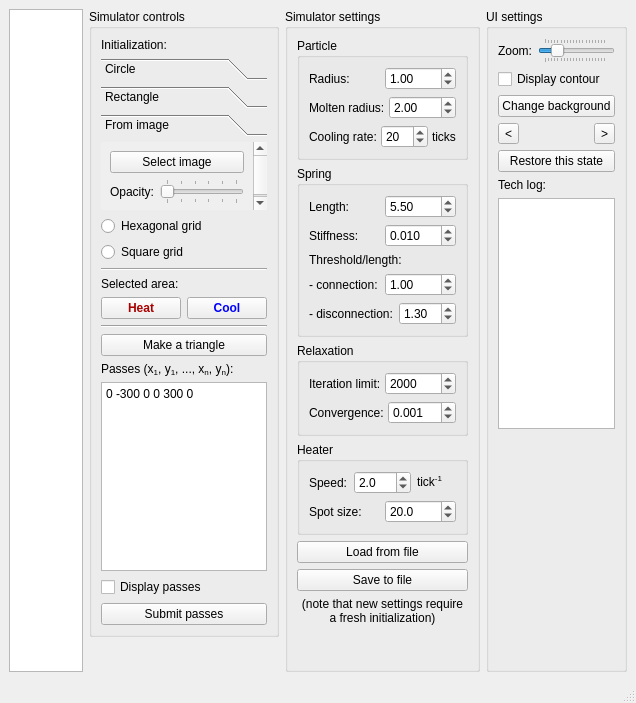
Before: the Qt Designer form simulator/ui/mainwindow.ui in dantrag/spring_simulator, drawn with Qt 5.
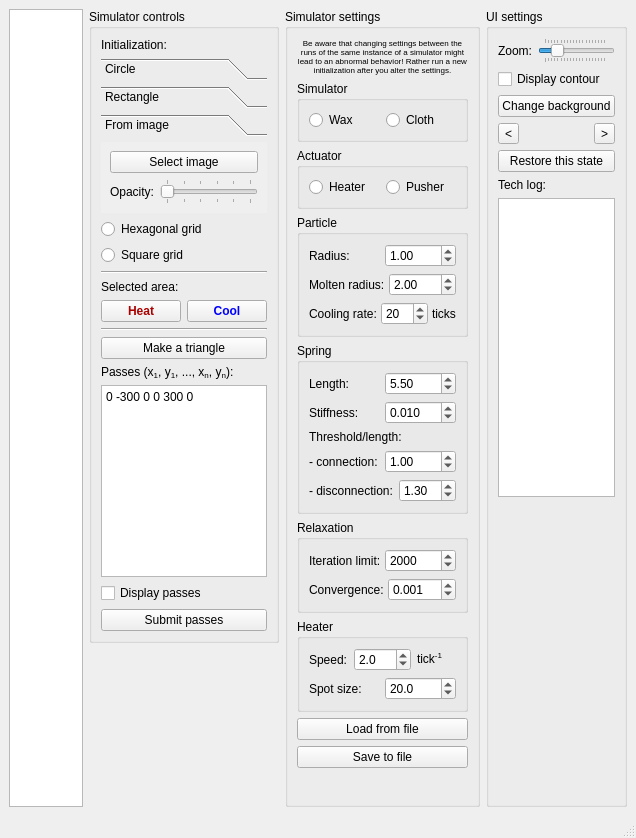
After: the same form once the commit is applied.

Commit message: Simulator polymorphism refactoring: Completed transition

What changed in the file:
```diff
--- a/simulator/ui/mainwindow.ui
+++ b/simulator/ui/mainwindow.ui
@@ -7,7 +7,7 @@
     <x>0</x>
     <y>0</y>
     <width>636</width>
-    <height>703</height>
+    <height>838</height>
    </rect>
   </property>
   <property name="windowTitle">
@@ -249,7 +249,7 @@
              <rect>
               <x>0</x>
               <y>0</y>
-              <width>154</width>
+              <width>168</width>
               <height>73</height>
              </rect>
             </property>
@@ -508,6 +508,82 @@
        <string>Simulator settings</string>
       </property>
       <layout class="QVBoxLayout" name="layout5">
+       <item>
+        <widget class="QLabel" name="static30">
+         <property name="font">
+          <font>
+           <pointsize>6</pointsize>
+          </font>
+         </property>
+         <property name="text">
+          <string>&lt;html&gt;&lt;head/&gt;&lt;body&gt;&lt;p&gt;Be aware that changing settings between the runs of the same instance of a simulator might lead to an abnormal behavior! Rather run a new initialization after you alter the settings.&lt;/p&gt;&lt;/body&gt;&lt;/html&gt;</string>
+         </property>
+         <property name="alignment">
+          <set>Qt::AlignCenter</set>
+         </property>
+         <property name="wordWrap">
+          <bool>true</bool>
+         </property>
+        </widget>
+       </item>
+       <item>
+        <widget class="QGroupBox" name="static46">
+         <property name="title">
+          <string>Simulator</string>
+         </property>
+         <layout class="QHBoxLayout" name="layout35">
+          <item>
+           <widget class="QRadioButton" name="inelastic_button">
+            <property name="text">
+             <string>Wax</string>
+            </property>
+            <attribute name="buttonGroup">
+             <string notr="true">simulator_type_button_group</string>
+            </attribute>
+           </widget>
+          </item>
+          <item>
+           <widget class="QRadioButton" name="elastic_button">
+            <property name="text">
+             <string>Cloth</string>
+            </property>
+            <attribute name="buttonGroup">
+             <string notr="true">simulator_type_button_group</string>
+            </attribute>
+           </widget>
+          </item>
+         </layout>
+        </widget>
+       </item>
+       <item>
+        <widget class="QGroupBox" name="static50">
+         <property name="title">
+          <string>Actuator</string>
+         </property>
+         <layout class="QHBoxLayout" name="layout38">
+          <item>
+           <widget class="QRadioButton" name="heater_button">
+            <property name="text">
+             <string>Heater</string>
+            </property>
+            <attribute name="buttonGroup">
+             <string notr="true">actuator_button_group</string>
+            </attribute>
+           </widget>
+          </item>
+          <item>
+           <widget class="QRadioButton" name="pusher_button">
+            <property name="text">
+             <string>Pusher</string>
+            </property>
+            <attribute name="buttonGroup">
+             <string notr="true">actuator_button_group</string>
+            </attribute>
+           </widget>
+          </item>
+         </layout>
+        </widget>
+       </item>
        <item>
         <widget class="QGroupBox" name="static16">
          <property name="title">
@@ -909,19 +985,6 @@
          </property>
         </widget>
        </item>
-       <item>
-        <widget class="QLabel" name="static30">
-         <property name="text">
-          <string>(note that new settings require a fresh initialization)</string>
-         </property>
-         <property name="alignment">
-          <set>Qt::AlignCenter</set>
-         </property>
-         <property name="wordWrap">
-          <bool>true</bool>
-         </property>
-        </widget>
-       </item>
        <item>
         <spacer name="static25">
          <property name="orientation">
```
Left out of the diff: 4 changed lines with no effect on the pictures. The commit also changes 7 other files.
